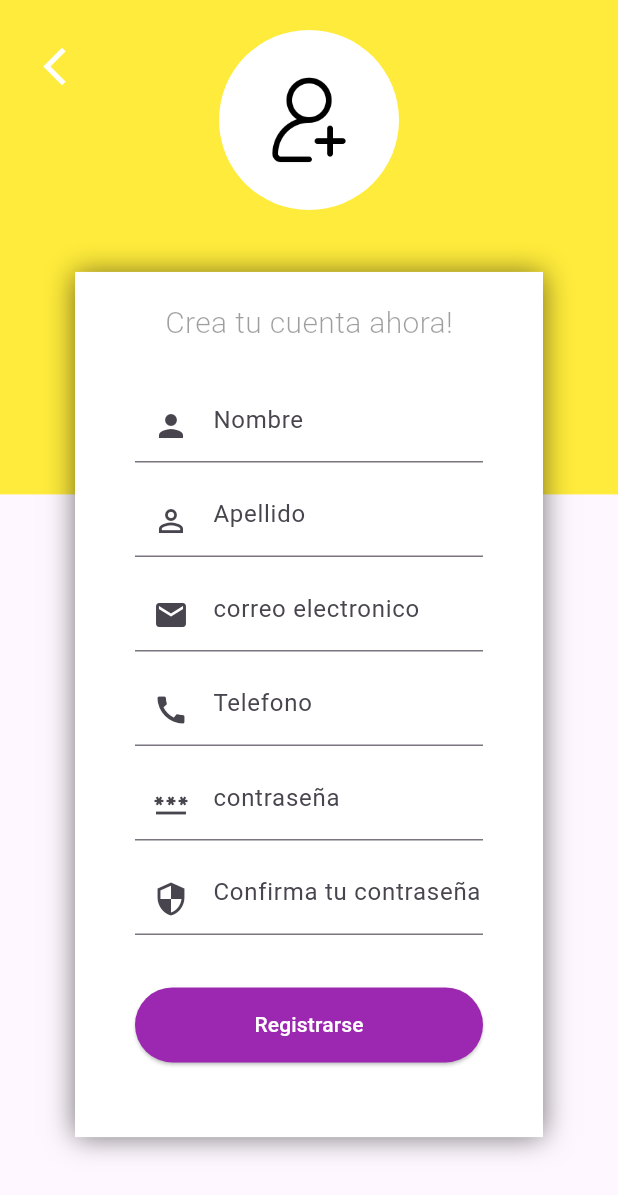
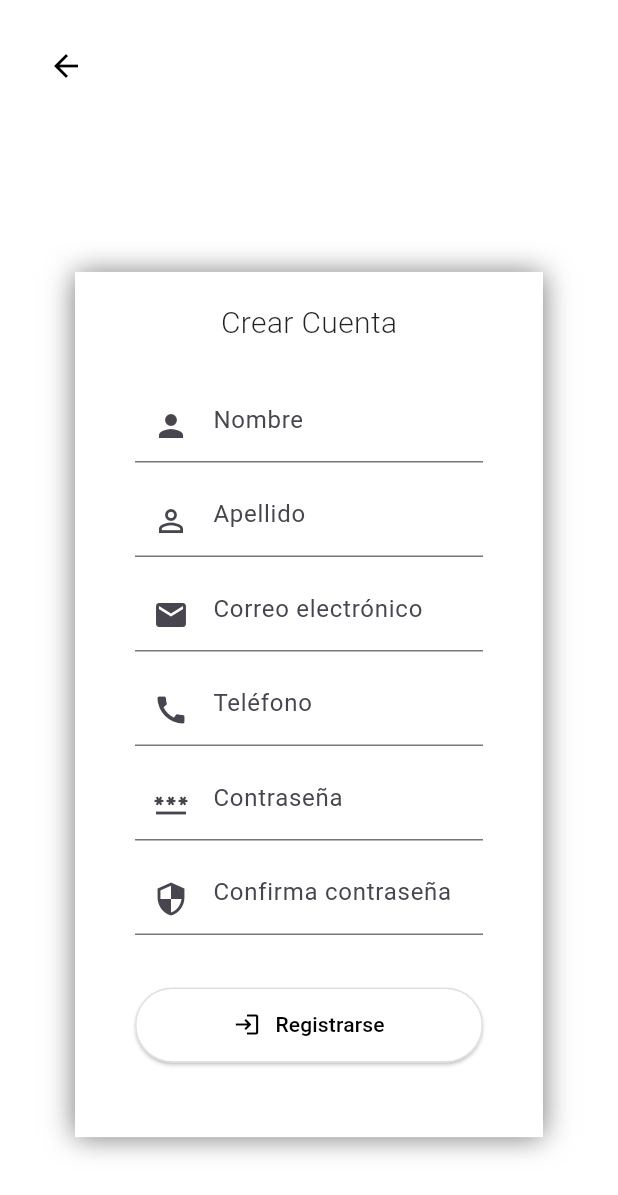
Before and after one commit to LopezMelar/Mi_BusSv, a Flutter app: the RegisterPage screen opened by its route, on a phone screen of 412 x 824 dp. Shown: the top 1195 px of the screen. Run offline on Flutter 3.47's test engine with Material 3 defaults, Android fonts, the phone set to English and light mode, and no system bars; our stand-ins replace flutter_map, geolocator, get, latlong2, location.

Commit message:
18092024

```diff
--- a/lib/controllers/login_controller.dart
+++ b/lib/controllers/login_controller.dart
@@ -41,17 +41,17 @@ class LoginController extends GetxController {
   }
   bool isValidForm(String email, String password) {
     if (!GetUtils.isEmail(email)) {
-      Get.snackbar('Formulario no válido', 'Por favor ingrese un Email válido');
+      Get.snackbar('Error al iniciar sesion', 'Por favor ingrese un Email válido');
       return false;
     }
 
     if (email.isEmpty) {
-      Get.snackbar('Formulario no válido', 'Por favor ingresa un Email');
+      Get.snackbar('Error al iniciar sesion', 'Por favor ingresa un Email');
       return false;
     }
 
     if (password.isEmpty) {
-      Get.snackbar('Formulario no válido', 'Por favor ingresa una contraseña válida');
+      Get.snackbar('Error al iniciar sesion', 'Por favor ingresa una contraseña válida');
       return false;
     }
 
--- a/lib/main.dart
+++ b/lib/main.dart
@@ -45,6 +45,7 @@ class MyApp extends StatelessWidget {
         '/login': (context) => LoginPage(),
         '/register_driver': (context) => DriverRegisterPage()
       },
+      debugShowCheckedModeBanner: false,
     );
   }
 }
--- a/lib/screens/register_page.dart
+++ b/lib/screens/register_page.dart
@@ -3,61 +3,160 @@ import 'package:get/get.dart';
 
 import '../controllers/register_controller.dart';
 
-
 class RegisterPage extends StatelessWidget {
 
   RegisterController regcon = Get.put(RegisterController());
 
-
-
-
   @override
   Widget build(BuildContext context) {
     return Scaffold(
-      body: Stack(  //stack es para posicionar uno encima de otro
+      backgroundColor: Colors.white, // Fondo completamente blanco
+      body: Stack(
         children: [
-          _backgroundCover(context),
           _boxForm(context),
-          _imageuser(),
-         _buttonBack()
+          _buttonBack(),
         ],
-      )
+      ),
     );
   }
 
 
 
-
-
-  Widget _backgroundCover(BuildContext context){
+  Widget _textYourInfo() {
     return Container(
-      width: double.infinity,
-      height: MediaQuery.of(context).size.height * 0.4,
-      color: Colors.yellow,
-
+      margin: EdgeInsets.only(top: 20, bottom: 30),
+      child: Text(
+        'Crear Cuenta',
+        style: TextStyle(
+          fontWeight: FontWeight.w300,
+          color: Colors.black87,
+          fontSize: 20,
+        ),
+      ),
     );
   }
 
+  Widget _textFieldName() {
+    return Container(
+      margin: EdgeInsets.only(left: 40, right: 40, bottom: 15),
+      child: TextField(
+        controller: regcon.nameController,
+        keyboardType: TextInputType.text,
+        decoration: InputDecoration(
+          hintText: 'Nombre',
+          prefixIcon: Icon(Icons.person),
+        ),
+      ),
+    );
+  }
 
-  Widget _imageuser(){
+  Widget _textFieldLastName() {
+    return Container(
+      margin: EdgeInsets.only(left: 40, right: 40, bottom: 15),
+      child: TextField(
+        controller: regcon.lastNameController,
+        keyboardType: TextInputType.text,
+        decoration: InputDecoration(
+          hintText: 'Apellido',
+          prefixIcon: Icon(Icons.perm_identity),
+        ),
+      ),
+    );
+  }
+
+  Widget _textFieldTel() {
+    return Container(
+      margin: EdgeInsets.only(left: 40, right: 40, bottom: 15),
+      child: TextField(
+        controller: regcon.telController,
+        keyboardType: TextInputType.phone,
+        decoration: InputDecoration(
+          hintText: 'Teléfono',
+          prefixIcon: Icon(Icons.call),
+        ),
+      ),
+    );
+  }
+
+  Widget _textFieldEmail() {
+    return Container(
+      margin: EdgeInsets.only(left: 40, right: 40, bottom: 15),
+      child: TextField(
+        controller: regcon.emailController,
+        keyboardType: TextInputType.emailAddress,
+        decoration: InputDecoration(
+          hintText: 'Correo electrónico',
+          prefixIcon: Icon(Icons.email),
+        ),
+      ),
+    );
+  }
+
+  Widget _textFieldPassword() {
+    return Container(
+      margin: EdgeInsets.symmetric(horizontal: 40),
+      child: TextField(
+        controller: regcon.passwordController,
+        keyboardType: TextInputType.text,
+        obscureText: true,
+        decoration: InputDecoration(
+          hintText: 'Contraseña',
+          prefixIcon: Icon(Icons.password),
+        ),
+      ),
+    );
+  }
+
+  Widget _TextFieldConfirmPassword() {
+    return Container(
+      margin: EdgeInsets.only(left: 40, right: 40, top: 15),
+      child: TextField(
+        controller: regcon.passwordConfirmController,
+        keyboardType: TextInputType.text,
+        obscureText: true,
+        decoration: InputDecoration(
+          hintText: 'Confirma contraseña',
+          prefixIcon: Icon(Icons.security),
+        ),
+      ),
+    );
+  }
+
+  Widget _buttonRegister() {
+    return Container(
+      width: double.infinity,
+      margin: EdgeInsets.symmetric(horizontal: 40, vertical: 35),
+      child: ElevatedButton(
+        onPressed: () => regcon.register(),
+        style: ElevatedButton.styleFrom(
+          padding: EdgeInsets.symmetric(vertical: 15),
+          backgroundColor: Colors.white, // Fondo blanco para el botón
+          side: BorderSide(color: Colors.grey.shade300), // Borde gris
+        ),
+        child: Row(
+          mainAxisAlignment: MainAxisAlignment.center, // Centra el contenido en el botón
+          children: [
+            Icon(Icons.login, color: Colors.black), // Ícono del login
+            SizedBox(width: 10), // Espacio entre el ícono y el texto
+            const Text(
+              "Registrarse",
+              style: TextStyle(color: Colors.black), // Color del texto
+            ),
+          ],
+        ),
+      ),
+    );
+  }
+
+  Widget _buttonBack() {
     return SafeArea(
       child: Container(
-
-        margin: EdgeInsets.only(top: 20),
-        alignment: Alignment.topCenter,
-        child: GestureDetector(
-          onTap: (){},
-          child: CircleAvatar(
-            radius: 60,
-            backgroundColor: Colors.white,
-
-            child: Container(
-              child: SizedBox(
-                width: 60,
-                height: 60,
-                child: Image.asset('assets/images/useradd.png', fit: BoxFit.cover),
-              ),
-            ),
+        margin: EdgeInsets.only(left: 20, top: 20),
+        child: IconButton(
+          onPressed: () => Get.back(),
+          icon: Icon(
+            Icons.arrow_back,
+            color: Colors.black,
 
           ),
         ),
@@ -65,167 +164,24 @@ class RegisterPage extends StatelessWidget {
     );
   }
 
-
-
-  Widget _textYourInfo(){
-    return Container(
-      margin: EdgeInsets.only(top: 20, bottom: 30),
-      child: Text('Crea tu cuenta ahora!',
-        style: TextStyle(fontWeight: FontWeight.w300, color: Colors.black38, fontSize: 20),
-      ));
-  }
-
-
-
-    Widget _textFieldName(){
-      return Container(
-        margin: EdgeInsets.only(left: 40, right: 40, bottom: 15),
-        child:  TextField(
-          controller: regcon.nameController,
-          keyboardType: TextInputType.text,
-          decoration: InputDecoration(
-            hintText: 'Nombre',
-            prefixIcon: Icon(Icons.person)
-          ),
-        ),
-      );
-
-    }
-
-    Widget _textFieldLastName(){
-      return Container(
-        margin: EdgeInsets.only(left: 40, right: 40, bottom: 15),
-        child: TextField(
-          controller: regcon.lastNameController,
-          keyboardType: TextInputType.text,
-          decoration: InputDecoration(
-            hintText: 'Apellido',
-            prefixIcon: Icon(Icons.perm_identity)
-          ),
-        ),
-      );
-    }
-
-
-    Widget _textFieldTel(){
-      return Container(
-        margin: EdgeInsets.only(left: 40, right: 40, bottom: 15),
-        child:  TextField(
-          controller: regcon.telController,
-          keyboardType: TextInputType.phone,
-          decoration: InputDecoration(
-            hintText: 'Telefono',
-            prefixIcon: Icon(Icons.call),
-          ),
-        ),
-      );
-    }
-
-
-
-
-
-
-
-   Widget _textFieldEmail(){
-    return Container(
-      margin: EdgeInsets.only(left: 40, right: 40, bottom: 15),
-      child: TextField(
-        controller: regcon.emailController,
-        keyboardType: TextInputType.emailAddress,
-        decoration: InputDecoration(
-          hintText: 'correo electronico',
-          prefixIcon: Icon(Icons.email)
-        ),
-      ),
-    );
-  }
-
-
-
-  Widget _textFieldPassword(){
-    return Container(
-      margin: EdgeInsets.symmetric(horizontal: 40),
-      child: TextField(
-        controller: regcon.passwordController,
-        keyboardType: TextInputType.text,
-        obscureText: true,
-        decoration: InputDecoration(
-            hintText: 'contraseña',
-            prefixIcon: Icon(Icons.password)
-        ),
-      ),
-    );
-  }
-
-
-  Widget _TextFieldConfirmPassword(){
-
-    return Container(
-      margin: EdgeInsets.only(left: 40, right: 40, top: 15),
-      child: TextField(
-        controller: regcon.passwordConfirmController,
-        keyboardType: TextInputType.text,
-        obscureText: true,
-        decoration: InputDecoration(
-          hintText: 'Confirma tu contraseña',
-          prefixIcon: Icon(Icons.security),
-        ),
-      )
-    );
-
-  }
-
-
-
-  Widget _buttonRegister(){
-    return Container(
-      width: double.infinity,
-      margin: EdgeInsets.symmetric(horizontal: 40, vertical: 35),
-      child: ElevatedButton(
-          onPressed: () => regcon.register() ,
-          style: ElevatedButton.styleFrom(
-            padding: EdgeInsets.symmetric(vertical: 15), backgroundColor: Colors.purple,
-
-          ),
-          child: Text("Registrarse", style: TextStyle(color: Colors.white),)
-      ),
-    );
-  }
-
-
-
-
-Widget _buttonBack(){
-  return SafeArea(
-    child: Container(
-      margin: EdgeInsets.only(left: 20, top: 20),
-      child: IconButton(
-        onPressed: () => Get.back(),
-        icon: Icon(Icons.arrow_back_ios, color: Colors.white, size: 30,),
-        ),
-    )
-
-  );
-}
-
-
-
-
-
-  Widget _boxForm(BuildContext context){
+  Widget _boxForm(BuildContext context) {
     return Container(
       height: MediaQuery.of(context).size.height * 0.70,
-      margin: EdgeInsets.only(top: MediaQuery.of(context).size.height * 0.22, left: 50, right: 50),
+      margin: EdgeInsets.only(
+        top: MediaQuery.of(context).size.height * 0.22,
+        left: 50,
+        right: 50,
+      ),
       decoration: BoxDecoration(
         color: Colors.white,
         boxShadow: <BoxShadow>[
           BoxShadow(
             color: Colors.black54,
             blurRadius: 15,
-          offset: Offset(0, 0.75)
-        )
-      ]),
+            offset: Offset(0, 0.75),
+          ),
+        ],
+      ),
       child: SingleChildScrollView(
         child: Column(
           children: [
@@ -236,16 +192,10 @@ Widget _buttonBack(){
             _textFieldTel(),
             _textFieldPassword(),
             _TextFieldConfirmPassword(),
-              _buttonRegister()
+            _buttonRegister(),
           ],
         ),
       ),
     );
   }
-
-
-
-
-
-
 }
```
Also changed, not shown: assets/themes/app_theme.dart (added, +18 -0 lines), lib/controllers/register_controller.dart (+17 -0 lines), lib/screens/login_page.dart (+86 -55 lines), lib/screens/open_street_map_screen.dart (+43 -4 lines), lib/services/location_service.dart (+30 -14 lines), assets/images/facebook.png (added), assets/images/google_logo.png (added). Lines whose indentation alone changed are shown as unchanged.
